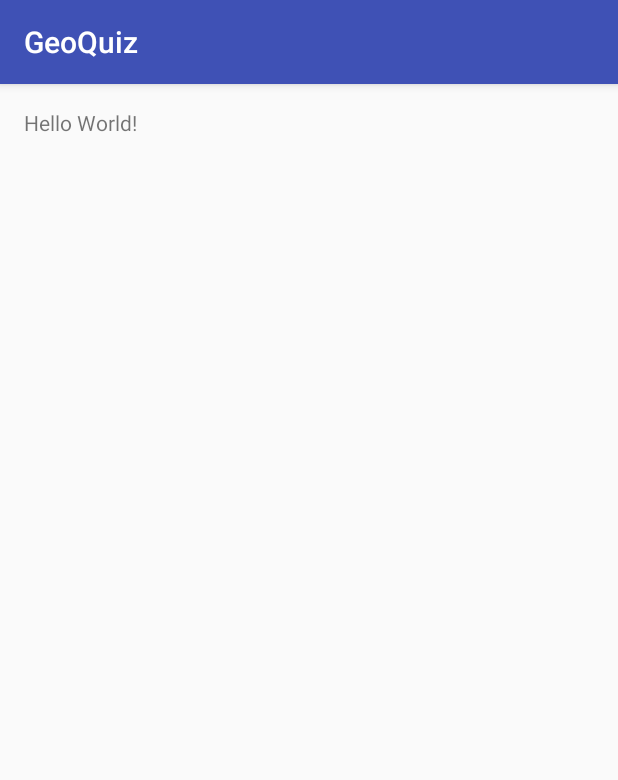
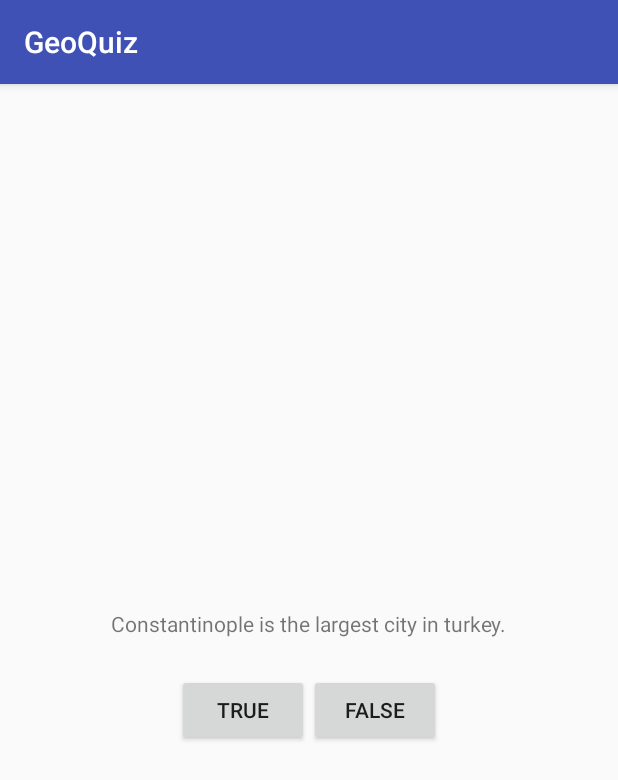
Before and after one commit to parhamk/GeoQuiz, an Android app: the screen it shows after launch (QuizActivity), on a phone screen of 412 x 824 dp. Shown: the top 780 px of the screen. Run offline under Robolectric (Android 15) with nearby library versions, the phone set to English and light mode, and no system bars.

Commit message:
editing main view

```diff
--- a/app/src/main/res/layout/activity_quiz.xml
+++ b/app/src/main/res/layout/activity_quiz.xml
@@ -1,17 +1,27 @@
 <?xml version="1.0" encoding="utf-8"?>
-<RelativeLayout xmlns:android="http://schemas.android.com/apk/res/android"
-    xmlns:tools="http://schemas.android.com/tools"
-    android:id="@+id/activity_quiz"
+<LinearLayout xmlns:android="http://schemas.android.com/apk/res/android"
     android:layout_width="match_parent"
     android:layout_height="match_parent"
-    android:paddingBottom="@dimen/activity_vertical_margin"
-    android:paddingLeft="@dimen/activity_horizontal_margin"
-    android:paddingRight="@dimen/activity_horizontal_margin"
-    android:paddingTop="@dimen/activity_vertical_margin"
-    tools:context="com.bignerdranch.android.geoquiz.QuizActivity">
+    android:gravity="center"
+    android:orientation="vertical" >
 
     <TextView
         android:layout_width="wrap_content"
         android:layout_height="wrap_content"
-        android:text="Hello World!" />
-</RelativeLayout>
+        android:padding="24dp"
+        android:text="@string/question_text" />
+    <LinearLayout
+        android:layout_width="wrap_content"
+        android:layout_height="wrap_content"
+        android:orientation="horizontal">
+        <Button
+            android:layout_width="wrap_content"
+            android:layout_height="wrap_content"
+            android:text="@string/true_button" />
+        <Button
+            android:layout_width="wrap_content"
+            android:layout_height="wrap_content"
+            android:text="@string/false_button"/>
+    </LinearLayout>
+
+ </LinearLayout>
--- a/app/src/main/res/values/strings.xml
+++ b/app/src/main/res/values/strings.xml
@@ -1,3 +1,8 @@
 <resources>
     <string name="app_name">GeoQuiz</string>
+    <string name="question_text"   >
+        Constantinople is the largest city in turkey.
+    </string>
+    <string name="true_button">True</string>
+    <string name="false_button">False</string>
 </resources>
```
